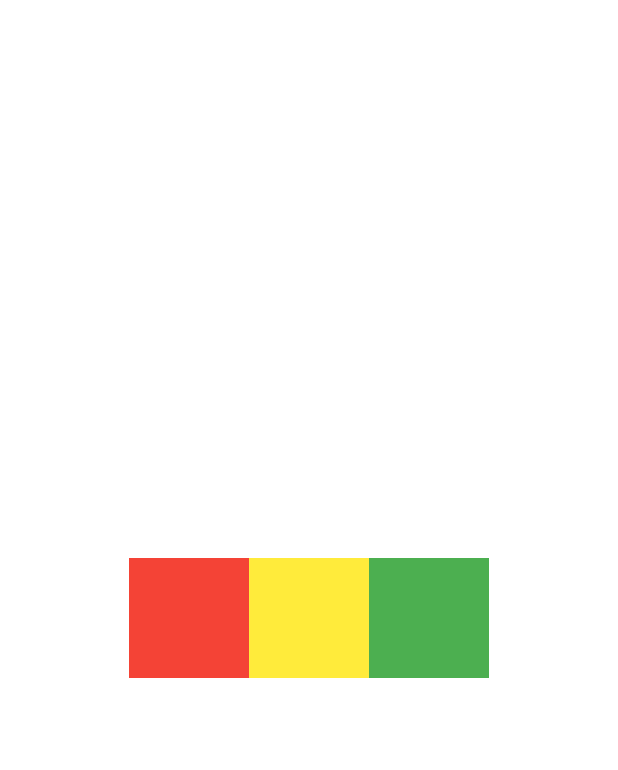
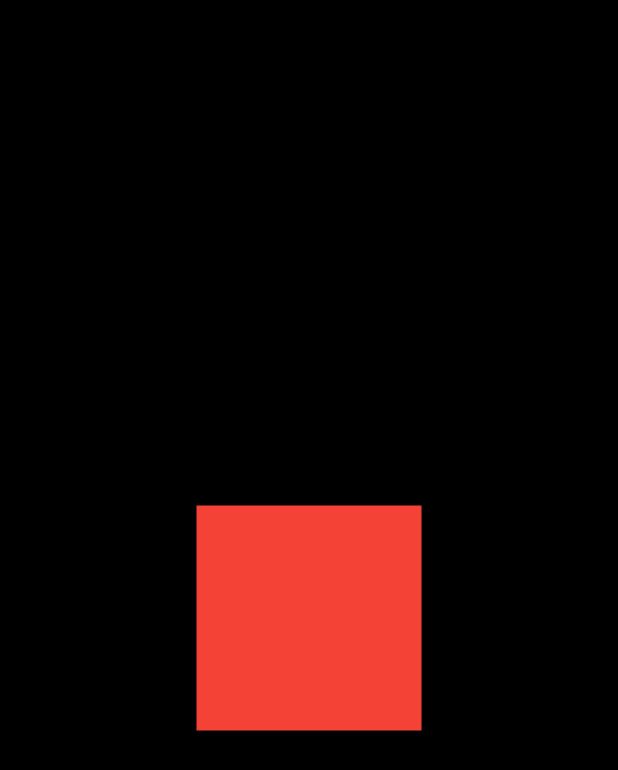
Before and after one commit to ddasdkimo/flutter_practice, a Flutter app: the screen it shows after launch, on a phone screen of 412 x 824 dp. Shown: the top 770 px of the screen. Run offline on Flutter 3.47's test engine with Material 2 defaults, Android fonts, the phone set to English and light mode, and no system bars.

Commit message:
add center_test

```diff
--- a/lib/main.dart
+++ b/lib/main.dart
@@ -1,4 +1,5 @@
 import 'package:flutter/material.dart';
+import 'package:flutter_practice/page/center_test.dart';
 import 'package:flutter_practice/page/container_test.dart';
 import 'package:flutter_practice/page/row_test.dart';
 
@@ -13,11 +14,11 @@ class MyApp extends StatelessWidget {
     return MaterialApp(
       title: 'flutter practice',
       theme: ThemeData(
-
         primarySwatch: Colors.blue,
       ),
       // home: ContainerTest(),
-      home: RowTest(),
+      // home: RowTest(),
+      home: CenterTest(),
     );
   }
 }
--- /dev/null
+++ b/lib/page/center_test.dart
@@ -0,0 +1,20 @@
+import 'package:flutter/cupertino.dart';
+import 'package:flutter/material.dart';
+
+class CenterTest extends StatelessWidget {
+  const CenterTest({Key key}) : super(key: key);
+
+  @override
+  Widget build(BuildContext context) {
+    return Container(
+      color: Colors.black,
+      child: Center(
+        child: Container(
+          width: 150,
+          height: 150,
+          color: Colors.red,
+        ),
+      ),
+    );
+  }
+}
```
